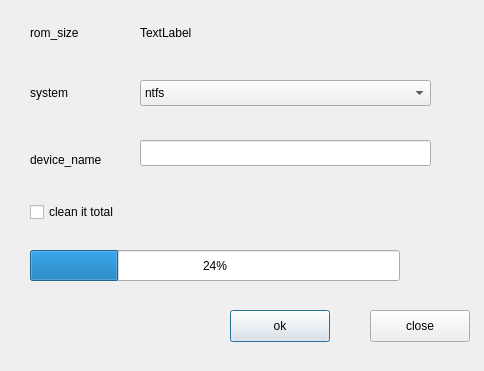
Before: the Qt Designer form libpeony-qt/windows/format_dialog.ui in ukui/peony, drawn with Qt 5.
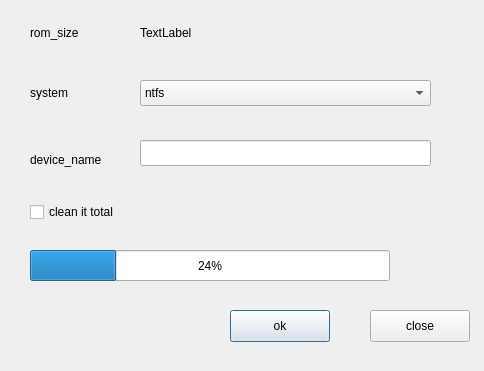
After: the same form once the commit is applied.

Commit message: Fix set font size to 16 and format progress number show uncomplete issue. Link to bug#70516.

What changed in the file:
```diff
--- a/libpeony-qt/windows/format_dialog.ui
+++ b/libpeony-qt/windows/format_dialog.ui
@@ -140,7 +140,7 @@
     <rect>
      <x>30</x>
      <y>250</y>
-     <width>370</width>
+     <width>360</width>
      <height>31</height>
     </rect>
    </property>
@@ -151,9 +151,9 @@
   <widget class="QLabel" name="label_process">
    <property name="geometry">
     <rect>
-     <x>410</x>
+     <x>400</x>
      <y>250</y>
-     <width>55</width>
+     <width>70</width>
      <height>31</height>
     </rect>
    </property>
```
